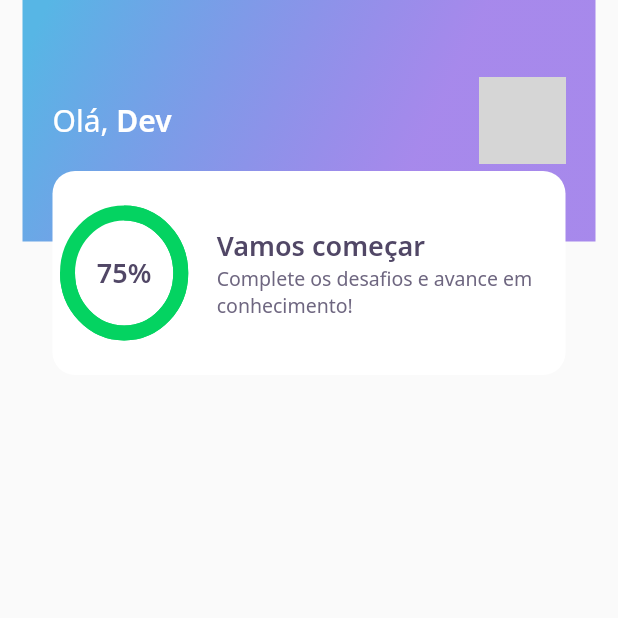
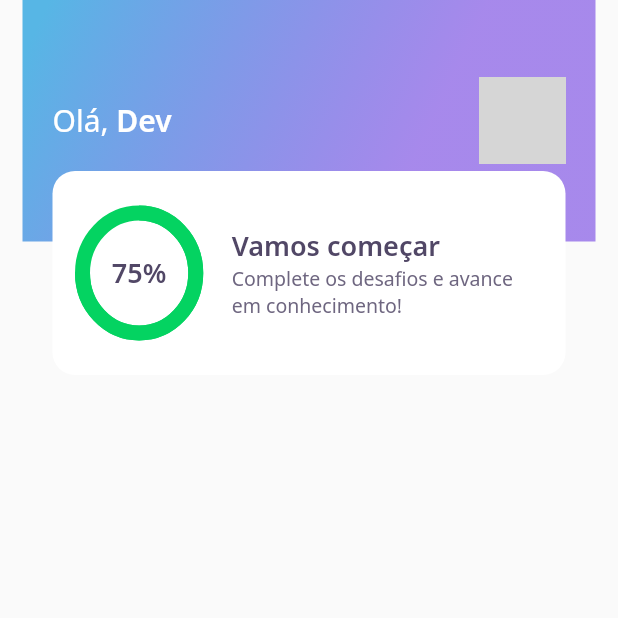
Before and after one commit to glgomess/flutter-quiz, a Flutter app: the screen it shows after launch, on a phone screen of 412 x 824 dp, the top half of it. Run offline on Flutter 3.47's test engine with Material 2 defaults, Android fonts, the phone set to English and light mode, and no system bars; our stand-ins replace google_fonts; network calls fail; grey boxes are pictures that could not be loaded.

Commit message:
REFACTOR: Using padding in row instead of chart widget itself

```diff
--- a/lib/core/home/widgets/chart/chart.widget.dart
+++ b/lib/core/home/widgets/chart/chart.widget.dart
@@ -5,9 +5,7 @@ import '../../../app_text_styles.dart';
 class Chart extends StatelessWidget {
   @override
   Widget build(BuildContext context) {
-    return Padding(
-      padding: const EdgeInsets.only(left: 10),
-      child: Container(
+    return Container(
       height: 80,
       width: 80,
       child: Center(
@@ -35,7 +33,6 @@ class Chart extends StatelessWidget {
           ],
         ),
       ),
-      ),
     );
   }
 }
--- a/lib/core/home/widgets/score-card/score-card.widget.dart
+++ b/lib/core/home/widgets/score-card/score-card.widget.dart
@@ -12,7 +12,10 @@ class ScoreCard extends StatelessWidget {
         height: 136,
         decoration: BoxDecoration(
             color: AppColors.white, borderRadius: BorderRadius.circular(15)),
+        child: Padding(
+          padding: const EdgeInsets.symmetric(horizontal: 20),
           child: Row(
+            mainAxisAlignment: MainAxisAlignment.center,
             crossAxisAlignment: CrossAxisAlignment.center,
             children: [
               Expanded(
@@ -40,6 +43,7 @@ class ScoreCard extends StatelessWidget {
             ],
           ),
         ),
+      ),
     );
   }
 }
```
Lines whose indentation alone changed are shown as unchanged.
